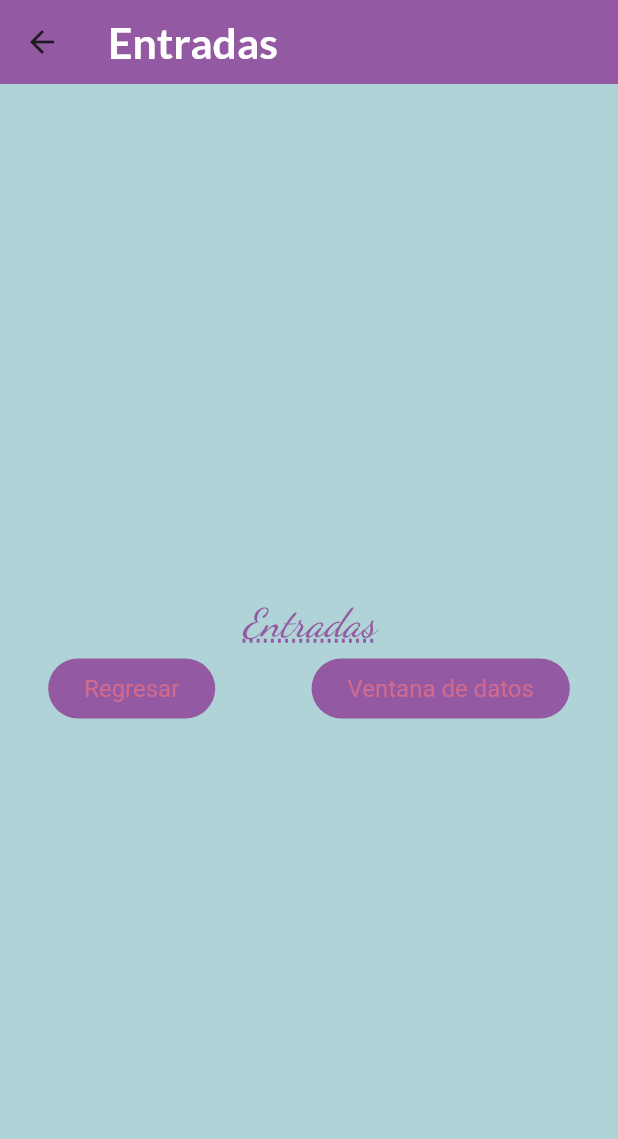
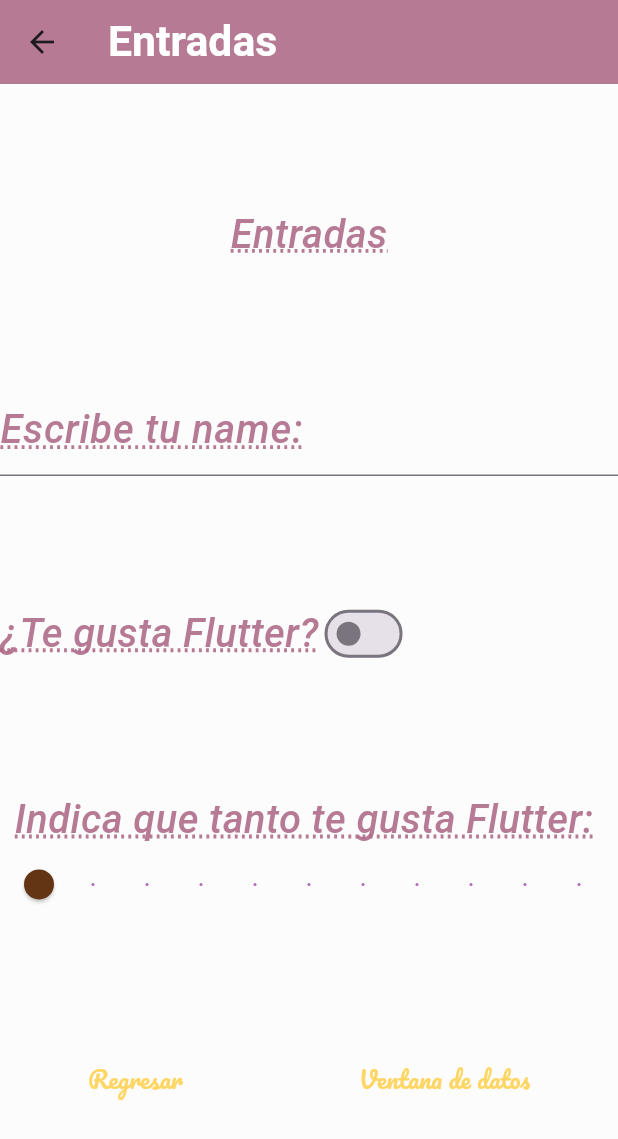
Before and after one commit to Jennysitamon/componentes_flutter, a Flutter app: the InputsScreen screen opened directly, on a phone screen of 412 x 824 dp. Shown: the top 1139 px of the screen. Run offline on Flutter 3.47's test engine with Material 3 defaults, Android fonts, the light colour scheme and no system bars; our stand-ins replace google_fonts; Roboto replaces fonts that are missing (Playfair).

Commit message:
Adding widgets to InputsScreen

```diff
--- a/lib/screens/inputs_screen.dart
+++ b/lib/screens/inputs_screen.dart
@@ -9,6 +9,8 @@
 }
 
 class _InputsScreenState extends State<InputsScreen> {
+  bool switchValue = false; //Controlar el widget switch
+  double sliderValue = 0.0; // Controla el widget slider
   @override
   Widget build(BuildContext context) {
     return Scaffold(
@@ -16,26 +18,27 @@
         title: const Text('Entradas'),
       ),
       body: Column(
-        mainAxisAlignment: MainAxisAlignment.center,
+        mainAxisAlignment: MainAxisAlignment.spaceEvenly,
         children: [
           Text(
             'Entradas',
             style: AppTheme.lightTheme.textTheme.headlineLarge,
           ),
-          Row(
+          entradaNombre(),
+          entradaSwitch(),
+          entradaSlider(),
+          const Row(
             mainAxisAlignment: MainAxisAlignment.spaceAround,
             children: [
               ElevatedButton(
                   onPressed: null,
                   child: Text(
                     'Regresar',
-                    style: AppTheme.lightTheme.textTheme.bodySmall,
                   )),
               ElevatedButton(
                   onPressed: null,
                   child: Text(
                     'Ventana de datos',
-                    style: AppTheme.lightTheme.textTheme.bodySmall,
                   )),
             ],
           ),
@@ -43,4 +46,62 @@
       ),
     );
   }
+
+  TextField entradaNombre() {
+    return TextField(
+      style: AppTheme.lightTheme.textTheme.headlineMedium,
+      decoration: InputDecoration(
+        border: const UnderlineInputBorder(),
+        labelText: 'Escribe tu name:',
+        labelStyle: AppTheme.lightTheme.textTheme.headlineLarge,
+      ),
+    );
+  }
+
+  Row entradaSwitch() {
+    return Row(
+      mainAxisAlignment: MainAxisAlignment.start,
+      children: <Widget>[
+        Text(
+          '¿Te gusta Flutter?',
+          style: AppTheme.lightTheme.textTheme.headlineLarge,
+        ),
+        Switch(
+            value: switchValue,
+            onChanged: (value) {
+              setState(() {
+                //Sufrir cambios mandar a llamar <---
+                switchValue = value;
+              });
+            }),
+      ],
+    );
+  }
+
+  Column entradaSlider() {
+    return Column(
+      mainAxisAlignment: MainAxisAlignment.start,
+      children: <Widget>[
+        Text(
+          'Indica que tanto te gusta Flutter: ',
+          style: AppTheme.lightTheme.textTheme.headlineLarge,
+        ),
+        Slider(
+            min: 0.0,
+            max: 10.0,
+            divisions: 10,
+            label: '${sliderValue.round()}',
+            activeColor: const Color.fromARGB(223, 170, 83, 170),
+            thumbColor: AppTheme.secondaryColor,
+            inactiveColor: AppTheme.backColor,
+            value: sliderValue,
+            onChanged: (value) {
+              setState(() {
+                sliderValue = value;
+                print('Se cambio el slider: $sliderValue');
+              });
+            })
+      ],
+    );
+  }
 }
--- a/lib/theme/app_theme.dart
+++ b/lib/theme/app_theme.dart
@@ -4,43 +4,44 @@
 
 class AppTheme{
   //constante de un color primario
-  static const primaryColor = Color.fromARGB(223, 142, 72, 155);
+  static const primaryColor = Color.fromARGB(223, 172, 103, 133);
   //constante de un color secundario
-  static const secondaryColor = Color.fromARGB(255, 211, 106, 141);
+  static const secondaryColor = Color.fromARGB(255, 100, 53, 21);
   //constante de color de fondo
-  static const backColor = Color.fromARGB(227, 165, 206, 209);
+  static const backColor = Color.fromARGB(224, 252, 252, 252);
+  //constante de color
+  static const backColor2 = Color.fromARGB(223, 170, 100, 83);
   //constante de tema
   static final ThemeData lightTheme = ThemeData.light().copyWith(
     scaffoldBackgroundColor: backColor,
         appBarTheme: AppBarTheme(
           color: primaryColor,
-          titleTextStyle: GoogleFonts.lato(
+          titleTextStyle: GoogleFonts.aBeeZee(
             color: Colors.white,
             fontSize: 28.5,
             fontWeight: FontWeight.bold,
-
           ),
       ),
       iconTheme: const IconThemeData(
         color: primaryColor,
-        size: 30.0,
+        size: 28.0,
       ),
       elevatedButtonTheme: ElevatedButtonThemeData(
         style: ButtonStyle(
           backgroundColor: MaterialStateProperty.all(
-            primaryColor,
+            backColor,
           ),
           foregroundColor: MaterialStateProperty.all(
-            Colors.pink,
+            const Color.fromARGB(255, 255, 214, 100),
           ),
           textStyle: MaterialStateProperty.all(
-            GoogleFonts.pacifico(fontSize: 25.5,)
+            GoogleFonts.pacifico(fontSize: 16.0,)
           ),
         ),
       ),
       textTheme: TextTheme(
         //Titulos muy grandes
-        headlineLarge: GoogleFonts.dancingScript(
+        headlineLarge: GoogleFonts.playfair(
           color: primaryColor,
           fontSize: 26.5,
           fontWeight: FontWeight.w500,
@@ -49,6 +50,11 @@
           decorationColor: primaryColor,
           decorationStyle: TextDecorationStyle.dotted,
           decorationThickness: 2.0,
+        ),
+        headlineMedium: GoogleFonts.montserrat(
+          color: secondaryColor,
+          fontSize: 14,
+          fontWeight: FontWeight.bold,
         ),
         //Estilo para texto muy pequeño
         bodySmall: GoogleFonts.shadowsIntoLight(
```
